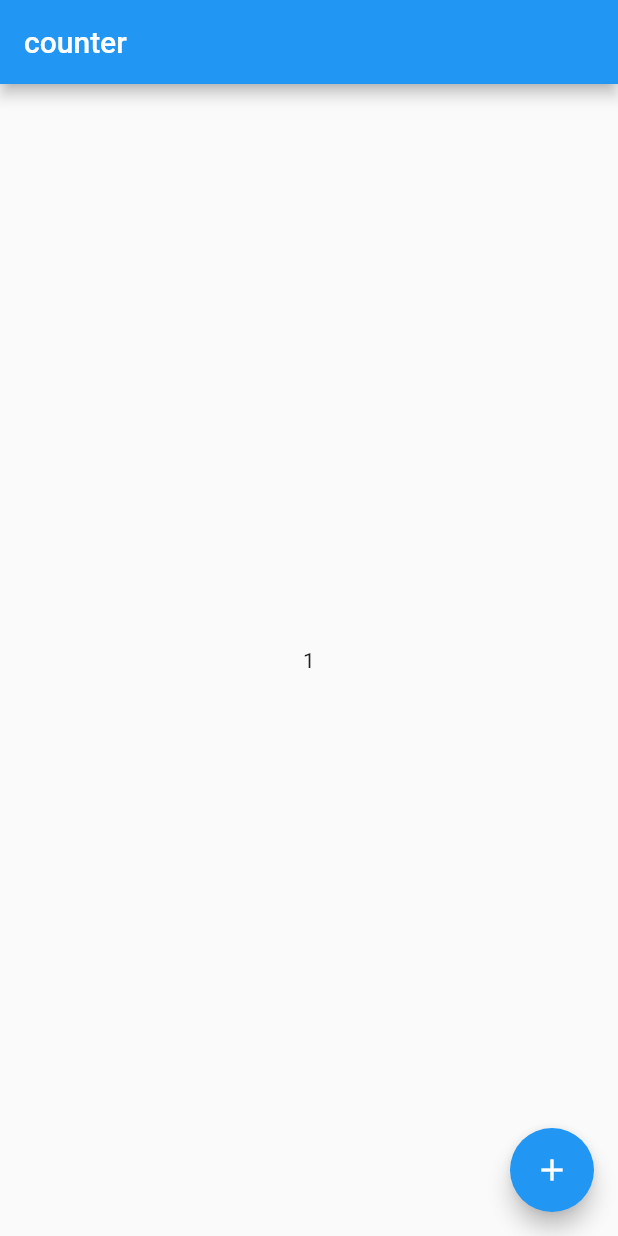
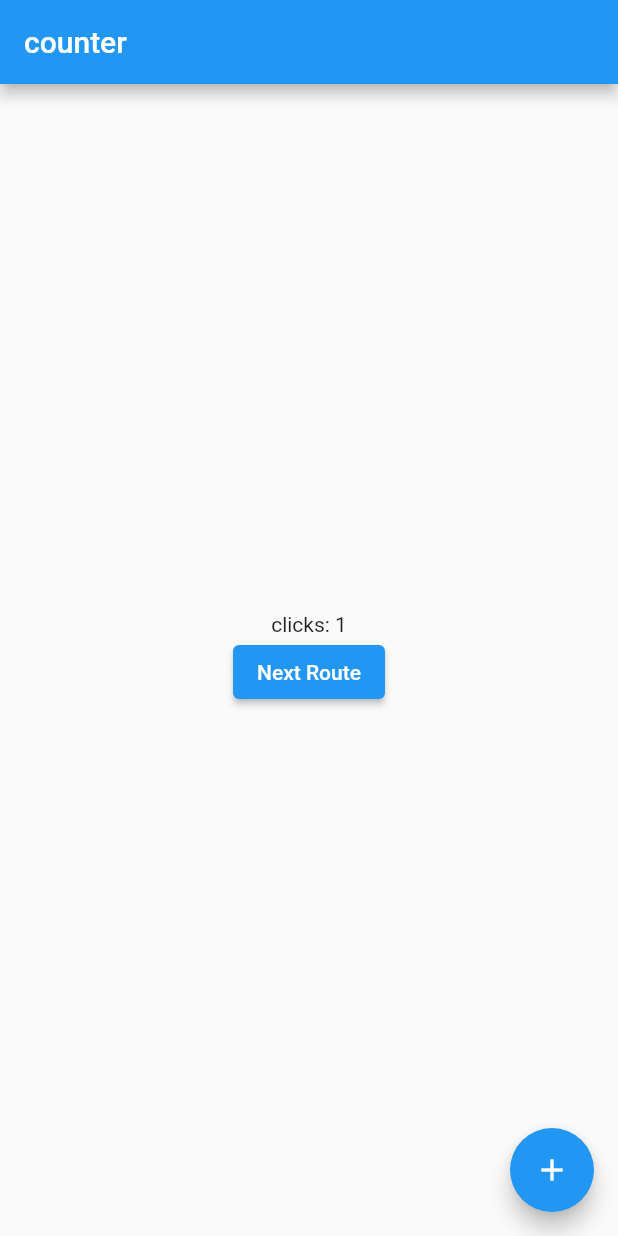
Before and after one commit to catalunha/getx_pubexample, a Flutter app: the screen it shows after launch, after a tap on the "add" icon, on a phone screen of 412 x 824 dp. Run offline on Flutter 3.47's test engine with Material 2 defaults, Android fonts, the phone set to English and light mode, and no system bars; our stand-ins replace get.

Commit message:
GetBuilder com put

```diff
--- a/lib/main.dart
+++ b/lib/main.dart
@@ -2,28 +2,54 @@ import 'package:flutter/material.dart';
 import 'package:get/get.dart';
 
 void main() => runApp(
-      MaterialApp(
+      GetMaterialApp(
         home: Home(),
       ),
     );
 
+class Controller extends GetxController {
+  var count = 0;
+  void increment() {
+    count++;
+    update();
+  }
+}
+
 class Home extends StatelessWidget {
-  var count = 0.obs;
+  final controller = Get.put(Controller());
+  @override
+  Widget build(BuildContext context) {
+    return Scaffold(
+      appBar: AppBar(title: Text("counter")),
+      body: Center(
+        child: Column(
+          mainAxisAlignment: MainAxisAlignment.center,
+          children: [
+            GetBuilder<Controller>(
+                builder: (_) => Text(
+                      'clicks: ${controller.count}',
+                    )),
+            ElevatedButton(
+              child: Text('Next Route'),
+              onPressed: () {
+                Get.to(() => Second());
+              },
+            ),
+          ],
+        ),
+      ),
+      floatingActionButton: FloatingActionButton(
+        child: Icon(Icons.add),
+        onPressed: () => controller.increment(),
+      ),
+    );
+  }
+}
 
-  Home({Key? key}) : super(key: key);
+class Second extends StatelessWidget {
+  final Controller ctrl = Get.find();
   @override
-  Widget build(context) => Scaffold(
-        appBar: AppBar(
-          title: const Text("counter"),
-        ),
-        body: Center(
-          child: Obx(
-            () => Text("$count"),
-          ),
-        ),
-        floatingActionButton: FloatingActionButton(
-          child: const Icon(Icons.add),
-          onPressed: () => count++,
-        ),
-      );
+  Widget build(context) {
+    return Scaffold(body: Center(child: Text("${ctrl.count}")));
+  }
 }
```
